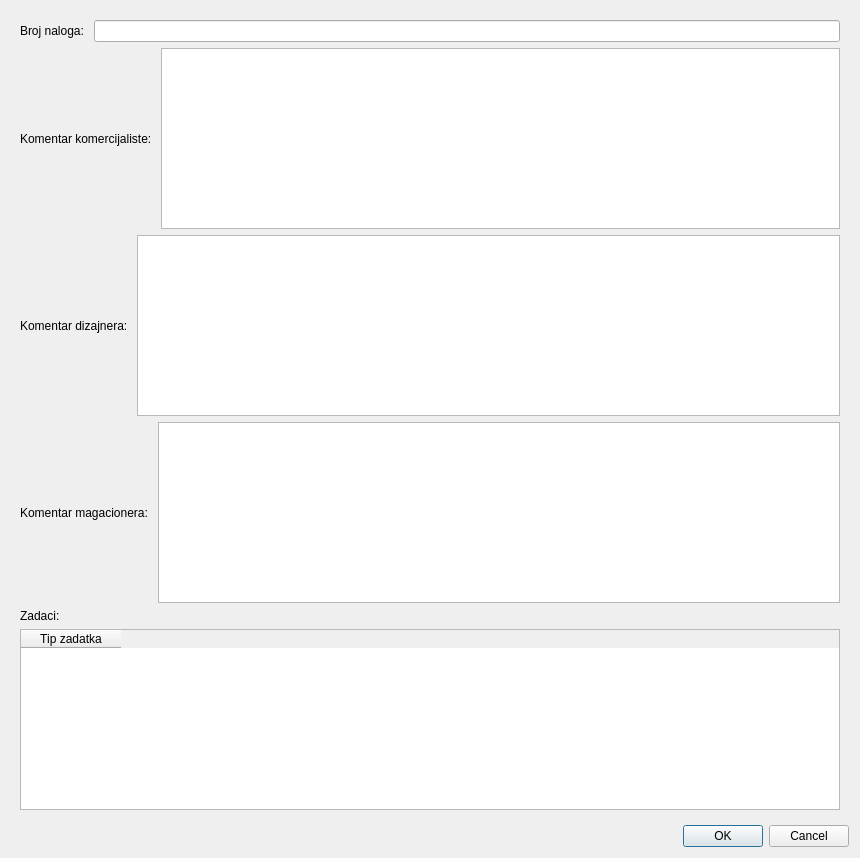
This is gui/POVI/commanddialog.ui in Loptica23/POVI as Qt 5 draws it before an edit. The edited form follows.
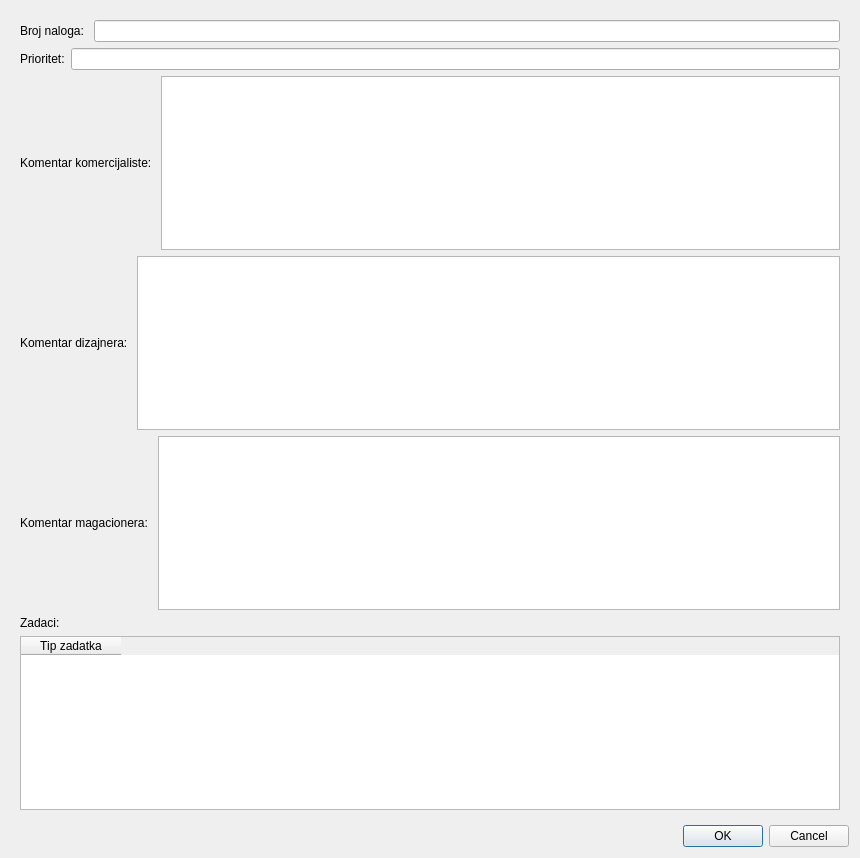
This is the edited form.

Commit message: Overview of commands which is in inProgress state; Changing priority; Overview of tasks;

```diff
--- a/gui/POVI/commanddialog.ui
+++ b/gui/POVI/commanddialog.ui
@@ -48,6 +48,34 @@
         </layout>
        </widget>
       </item>
+      <item>
+       <widget class="QWidget" name="priorityWidget" native="true">
+        <layout class="QHBoxLayout" name="horizontalLayout_5">
+         <property name="leftMargin">
+          <number>0</number>
+         </property>
+         <property name="topMargin">
+          <number>0</number>
+         </property>
+         <property name="rightMargin">
+          <number>0</number>
+         </property>
+         <property name="bottomMargin">
+          <number>0</number>
+         </property>
+         <item>
+          <widget class="QLabel" name="label_5">
+           <property name="text">
+            <string>Prioritet:</string>
+           </property>
+          </widget>
+         </item>
+         <item>
+          <widget class="QLineEdit" name="Priority"/>
+         </item>
+        </layout>
+       </widget>
+      </item>
       <item>
        <widget class="QWidget" name="comercialist" native="true">
         <layout class="QHBoxLayout" name="horizontalLayout">
```
The commit also changes 18 other files.
